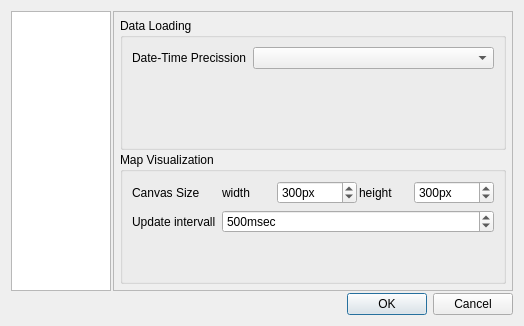
The window that timeseriesviewer/ui/settingsdialog.ui (jakimowb/eo-time-series-viewer) describes before a commit, drawn with Qt 5.
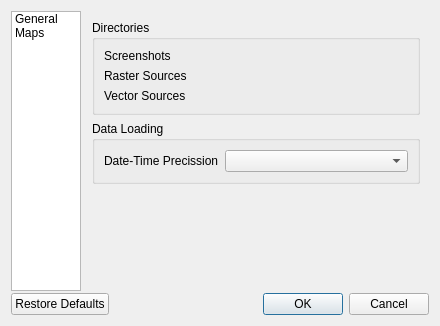
The same window after the commit. The open tabs and pages were chosen to show the change. Custom widgets are drawn as their Qt base class.

Commit message: timeseriesviewer.settings.py - Keys as shortcut to access EO TSV settings - settings are restored during start of EO TSV timeseriesviewer.settings.value(..., default=...) und .setValue(...) as counterparts to QSettings object - added SettingsDialog

Diff of the .ui file:
```diff
--- a/timeseriesviewer/ui/settingsdialog.ui
+++ b/timeseriesviewer/ui/settingsdialog.ui
@@ -6,7 +6,7 @@
    <rect>
     <x>0</x>
     <y>0</y>
-    <width>524</width>
+    <width>405</width>
     <height>326</height>
    </rect>
   </property>
@@ -33,32 +33,68 @@
          <height>16777215</height>
         </size>
        </property>
+       <item>
+        <property name="text">
+         <string>General</string>
+        </property>
+       </item>
+       <item>
+        <property name="text">
+         <string>Maps</string>
+        </property>
+       </item>
       </widget>
      </item>
      <item>
-      <widget class="QFrame" name="frame">
-       <property name="frameShape">
-        <enum>QFrame::StyledPanel</enum>
+      <widget class="QStackedWidget" name="stackedWidget">
+       <property name="currentIndex">
+        <number>1</number>
        </property>
-       <property name="frameShadow">
-        <enum>QFrame::Raised</enum>
-       </property>
-       <layout class="QVBoxLayout" name="verticalLayout_2">
-        <property name="spacing">
-         <number>2</number>
-        </property>
-        <property name="leftMargin">
-         <number>6</number>
-        </property>
-        <property name="topMargin">
-         <number>6</number>
-        </property>
-        <property name="rightMargin">
-         <number>6</number>
-        </property>
-        <property name="bottomMargin">
-         <number>6</number>
-        </property>
+       <widget class="QWidget" name="pageGeneral">
+        <layout class="QVBoxLayout" name="verticalLayout_3">
+         <item>
+          <widget class="QGroupBox" name="groupBox_3">
+           <property name="title">
+            <string>Directories</string>
+           </property>
+           <layout class="QFormLayout" name="formLayout_3">
+            <item row="0" column="0">
+             <widget class="QLabel" name="label_6">
+              <property name="text">
+               <string>Screenshots</string>
+              </property>
+             </widget>
+            </item>
+            <item row="0" column="1">
+             <widget class="QgsFileWidget" name="mFileWidgetScreenshots">
+              <property name="fileWidgetButtonVisible">
+               <bool>true</bool>
+              </property>
+             </widget>
+            </item>
+            <item row="1" column="0">
+             <widget class="QLabel" name="label_7">
+              <property name="text">
+               <string>Raster Sources</string>
+              </property>
+             </widget>
+            </item>
+            <item row="2" column="0">
+             <widget class="QLabel" name="label_8">
+              <property name="text">
+               <string>Vector Sources</string>
+              </property>
+             </widget>
+            </item>
+            <item row="1" column="1">
+             <widget class="QgsFileWidget" name="mFileWidgetRasterSources"/>
+            </item>
+            <item row="2" column="1">
+             <widget class="QgsFileWidget" name="mFileWidgetVectorSources"/>
+            </item>
+           </layout>
+          </widget>
+         </item>
         <item>
          <widget class="QGroupBox" name="groupBox_2">
           <property name="title">
@@ -79,31 +115,26 @@
          </widget>
         </item>
         <item>
-         <widget class="QGroupBox" name="groupBox">
-          <property name="title">
-           <string>Map Visualization</string>
-          </property>
-          <layout class="QFormLayout" name="formLayout_2">
-           <item row="2" column="0">
-            <widget class="QLabel" name="label_2">
+          <spacer name="verticalSpacer">
+           <property name="orientation">
+            <enum>Qt::Vertical</enum>
+           </property>
+           <property name="sizeHint" stdset="0">
+            <size>
+             <width>20</width>
+             <height>40</height>
+            </size>
+           </property>
+          </spacer>
+         </item>
+        </layout>
+       </widget>
+       <widget class="QWidget" name="pageMaps">
+        <layout class="QFormLayout" name="formLayout_4">
+         <item row="0" column="0">
+          <widget class="QLabel" name="label_3">
              <property name="text">
-              <string>Update intervall</string>
-             </property>
-            </widget>
-           </item>
-           <item row="2" column="1">
-            <widget class="QSpinBox" name="sbMapRefreshIntervall">
-             <property name="suffix">
-              <string>msec</string>
-             </property>
-             <property name="minimum">
-              <number>100</number>
-             </property>
-             <property name="maximum">
-              <number>10000</number>
-             </property>
-             <property name="value">
-              <number>500</number>
+            <string>Canvas Size</string>
              </property>
             </widget>
            </item>
@@ -169,17 +200,57 @@
              </item>
             </layout>
            </item>
-           <item row="0" column="0">
-            <widget class="QLabel" name="label_3">
+         <item row="2" column="0">
+          <widget class="QLabel" name="label_2">
              <property name="text">
               <string>Canvas Size</string>
              </property>
             </widget>
            </item>
-          </layout>
-         </widget>
-        </item>
-       </layout>
+         <item row="2" column="1">
+          <widget class="QSpinBox" name="sbMapRefreshIntervall">
+           <property name="maximumSize">
+            <size>
+             <width>75</width>
+             <height>16777215</height>
+            </size>
+           </property>
+           <property name="suffix">
+            <string>msec</string>
+           </property>
+           <property name="minimum">
+            <number>100</number>
+           </property>
+           <property name="maximum">
+            <number>10000</number>
+           </property>
+           <property name="singleStep">
+            <number>250</number>
+           </property>
+           <property name="value">
+            <number>500</number>
+           </property>
+          </widget>
+         </item>
+         <item row="1" column="0">
+          <widget class="QLabel" name="label_9">
+           <property name="text">
+            <string>Background color</string>
+           </property>
+          </widget>
+         </item>
+         <item row="1" column="1">
+          <widget class="QgsColorButton" name="mCanvasColorButton">
+           <property name="maximumSize">
+            <size>
+             <width>75</width>
+             <height>16777215</height>
+            </size>
+           </property>
+          </widget>
+         </item>
+        </layout>
+       </widget>
       </widget>
      </item>
     </layout>
@@ -190,12 +261,24 @@
       <enum>Qt::Horizontal</enum>
      </property>
      <property name="standardButtons">
-      <set>QDialogButtonBox::Cancel|QDialogButtonBox::Ok</set>
+      <set>QDialogButtonBox::Cancel|QDialogButtonBox::Ok|QDialogButtonBox::RestoreDefaults</set>
      </property>
     </widget>
    </item>
   </layout>
  </widget>
+ <customwidgets>
+  <customwidget>
+   <class>QgsColorButton</class>
+   <extends>QToolButton</extends>
+   <header>qgscolorbutton.h</header>
+  </customwidget>
+  <customwidget>
+   <class>QgsFileWidget</class>
+   <extends>QWidget</extends>
+   <header>qgsfilewidget.h</header>
+  </customwidget>
+ </customwidgets>
  <resources/>
  <connections>
   <connection>
```
Left out of the diff: 37 changed lines with no effect on the pictures. Lines whose indentation alone changed are shown as unchanged. The commit also changes 17 other files.
